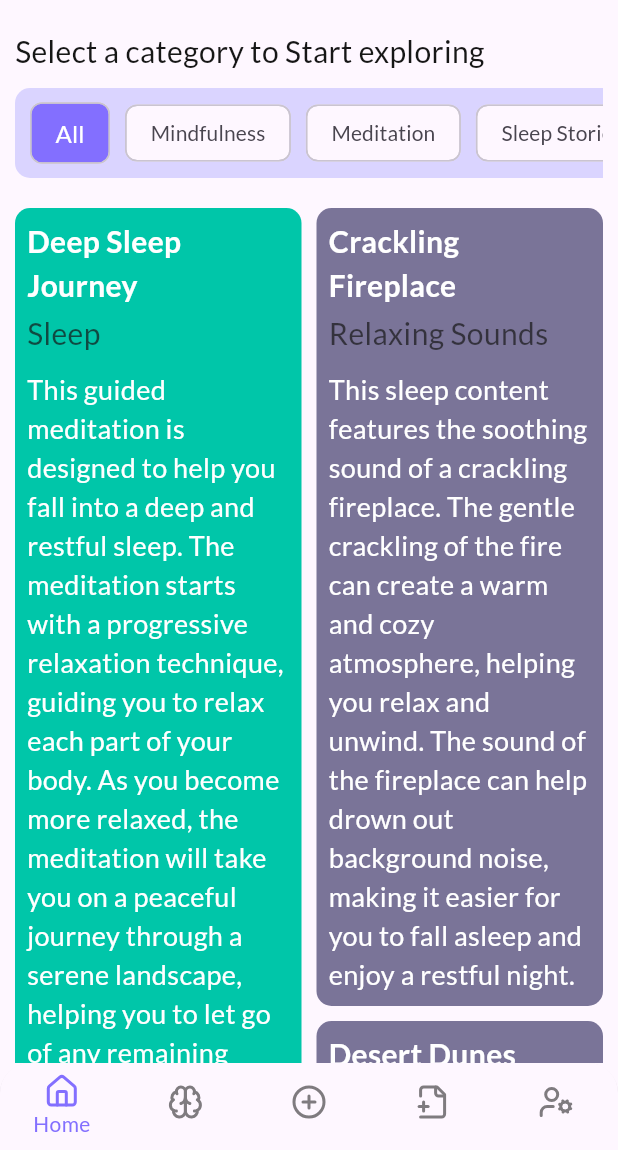
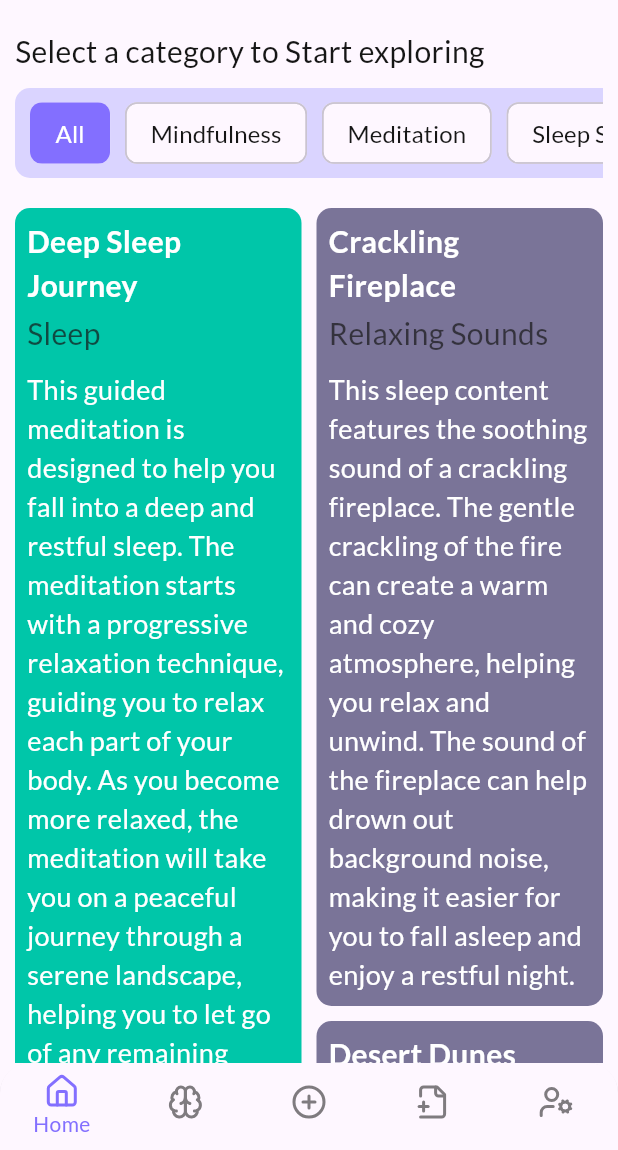
Before and after one commit to THARINDUnirmal/meditator-app, a Flutter app: the screen it shows after launch, on a phone screen of 412 x 824 dp, the part 86-1236 px from its top. Run offline on Flutter 3.47's test engine with Material 3 defaults, Android fonts, the phone set to English and light mode, and no system bars; our stand-ins replace flutter_svg, go_router, google_fonts.

```diff
--- a/lib/screens/main_screens/home_screen.dart
+++ b/lib/screens/main_screens/home_screen.dart
@@ -83,37 +83,89 @@ class HomeScreen extends StatelessWidget {
                                     width: 10,
                                   ),
                                   FilterChip(
-                                    color: WidgetStatePropertyAll(
-                                        AppColors.primaryBlue),
                                     label: Text(
                                       "All",
                                       style: AppTextStyles.bodyText.copyWith(
-                                        color: AppColors.primaryWhite,
                                         fontSize: 16,
+                                        color: provider.gerSelectCategeory() ==
+                                                "All"
+                                            ? AppColors.primaryWhite
+                                            : AppColors.primaryBlack,
                                       ),
                                     ),
-                                    onSelected: (value) {},
+                                    onSelected: (value) {
+                                      provider.filteredData("All");
+                                    },
+                                    selected:
+                                        provider.gerSelectCategeory() == "All",
+                                    selectedColor: AppColors.primaryBlue,
+                                    showCheckmark: false,
                                   ),
                                   const SizedBox(
                                     width: 10,
                                   ),
                                   FilterChip(
-                                    label: const Text("Mindfulness"),
-                                    onSelected: (value) {},
+                                    label: Text(
+                                      "Mindfulness",
+                                      style: AppTextStyles.bodyText.copyWith(
+                                        fontSize: 16,
+                                        color: provider.gerSelectCategeory() ==
+                                                "Mindfulness"
+                                            ? AppColors.primaryWhite
+                                            : AppColors.primaryBlack,
+                                      ),
+                                    ),
+                                    onSelected: (value) {
+                                      provider.filteredData("Mindfulness");
+                                    },
+                                    selected: provider.gerSelectCategeory() ==
+                                        "Mindfulness",
+                                    selectedColor: AppColors.primaryBlue,
+                                    showCheckmark: false,
                                   ),
                                   const SizedBox(
                                     width: 10,
                                   ),
                                   FilterChip(
-                                    label: const Text("Meditation"),
-                                    onSelected: (value) {},
+                                    label: Text(
+                                      "Meditation",
+                                      style: AppTextStyles.bodyText.copyWith(
+                                        fontSize: 16,
+                                        color: provider.gerSelectCategeory() ==
+                                                "Meditation"
+                                            ? AppColors.primaryWhite
+                                            : AppColors.primaryBlack,
+                                      ),
+                                    ),
+                                    onSelected: (value) {
+                                      provider.filteredData("Meditation");
+                                    },
+                                    selected: provider.gerSelectCategeory() ==
+                                        "Meditation",
+                                    selectedColor: AppColors.primaryBlue,
+                                    showCheckmark: false,
                                   ),
                                   const SizedBox(
                                     width: 10,
                                   ),
                                   FilterChip(
-                                    label: const Text("Sleep Stories"),
-                                    onSelected: (value) {},
+                                    label: Text(
+                                      "Sleep Stories",
+                                      style: AppTextStyles.bodyText.copyWith(
+                                        fontSize: 16,
+                                        color: provider.gerSelectCategeory() ==
+                                                "SleepStories"
+                                            ? AppColors.primaryWhite
+                                            : AppColors.primaryBlack,
+                                      ),
+                                    ),
+                                    onSelected: (value) {
+                                      provider.filteredData("SleepStories");
+                                    },
+                                    selected: provider.gerSelectCategeory() ==
+                                        "SleepStories",
+                                    selectedColor: AppColors.primaryBlue,
+                                    showCheckmark: false,
                                   ),
                                   const SizedBox(
                                     width: 10,
@@ -133,7 +185,7 @@ class HomeScreen extends StatelessWidget {
                               children: getListData.map((e) {
                                 return GestureDetector(
                                   child: Container(
-                                    padding: EdgeInsets.all(8),
+                                    padding: const EdgeInsets.all(8),
                                     decoration: BoxDecoration(
                                       color: e is MeditationModel
                                           ? AppColors.primaryGreen
@@ -152,6 +204,7 @@ class HomeScreen extends StatelessWidget {
                                               AppTextStyles.subTitle.copyWith(
                                             color: AppColors.primaryWhite,
                                             fontWeight: FontWeight.w600,
+                                            fontSize: 20,
                                           ),
                                         ),
                                         const SizedBox(
@@ -163,6 +216,7 @@ class HomeScreen extends StatelessWidget {
                                               AppTextStyles.subTitle.copyWith(
                                             color: AppColors.primaryBlack
                                                 .withOpacity(0.7),
+                                            fontWeight: FontWeight.w500,
                                           ),
                                         ),
                                         const SizedBox(
```
Also changed, not shown: lib/providers/filter_provider.dart (+25 -0 lines).
